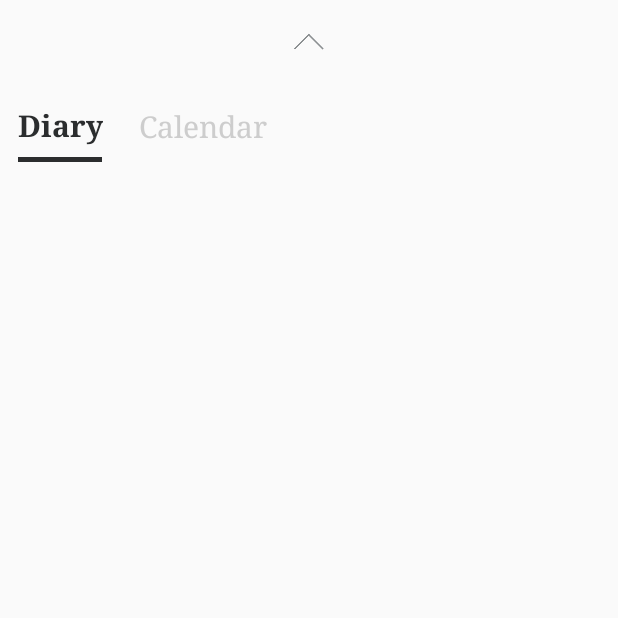
After one commit to Nexters/Groot_Android, an Android app: the DetailBottomFragment screen opened through its navigation route, on a phone screen of 412 x 824 dp, the top half of it. The commit adds this screen. Run offline under Robolectric (Android 15) with nearby library versions, the light colour scheme and no system bars; our stand-ins replace Dagger/Hilt's generated code, RxJava, data binding, navigation-ui.

Commit message:
상세 하단뷰 그리기

```diff
--- a/PliaryProject/app/build.gradle
+++ b/PliaryProject/app/build.gradle
@@ -9,7 +9,7 @@ android {
     compileSdkVersion 28
     defaultConfig {
         applicationId "com.nexters.android.pliary"
-        minSdkVersion 21
+        minSdkVersion 23
         targetSdkVersion 28
         versionCode 1
         versionName "1.0"
--- /dev/null
+++ b/PliaryProject/app/src/main/java/com/nexters/android/pliary/view/detail/bottom/DetailBottomFragment.kt
@@ -0,0 +1,91 @@
+package com.nexters.android.pliary.view.detail.bottom
+
+import android.os.Bundle
+import android.view.LayoutInflater
+import android.view.View
+import android.view.ViewGroup
+import android.widget.LinearLayout
+import android.widget.TextView
+import androidx.transition.TransitionInflater
+import com.google.android.material.tabs.TabLayout
+import com.nexters.android.pliary.R
+import com.nexters.android.pliary.base.BaseFragment
+import com.nexters.android.pliary.view.detail.DetailViewModel
+import com.nexters.android.pliary.view.util.ResUtils
+import kotlinx.android.synthetic.main.fragment_detail_bottom.*
+
+class DetailBottomFragment : BaseFragment<DetailViewModel>() {
+
+    companion object{
+        const val TAB_DIARY = 0
+        const val TAB_CALENDAR = 1
+    }
+
+    private var currentTab = TAB_DIARY
+
+
+    override fun getModelClass(): Class<DetailViewModel> = DetailViewModel::class.java
+
+    override fun onCreate(savedInstanceState: Bundle?) {
+        super.onCreate(savedInstanceState)
+    }
+
+    override fun onCreateView(inflater: LayoutInflater, container: ViewGroup?, savedInstanceState: Bundle?): View? {
+        val view = inflater.inflate(R.layout.fragment_detail_bottom, container, false)
+        return view
+    }
+
+    override fun onViewCreated(view: View, savedInstanceState: Bundle?) {
+        super.onViewCreated(view, savedInstanceState)
+
+        initTabView()
+
+    }
+
+    private fun initTabView() {
+        val tabTextList = resources.getStringArray(R.array.detail_tab)
+        tabTextList.forEach {
+            val tabLinear = LayoutInflater.from(context).inflate(R.layout.tab_custom_item, null) as LinearLayout
+            val tabTitle = tabLinear.findViewById<TextView>(R.id.tvTabTitle)
+            tabTitle.text = it
+            tabLayout.apply {
+                addTab(this.newTab().setCustomView(tabLinear))
+            }
+        }
+        tabLayout.getTabAt(0)?.setTabTitleBold(true)
+
+        tabLayout.addOnTabSelectedListener(object : TabLayout.OnTabSelectedListener{
+            override fun onTabReselected(tab: TabLayout.Tab?) {}
+
+            override fun onTabUnselected(tab: TabLayout.Tab?) {
+                tab?.setTabTitleBold(false)
+            }
+
+            override fun onTabSelected(tab: TabLayout.Tab?) {
+
+                currentTab = tab?.position ?: 0
+                tab?.setTabTitleBold(true)
+
+                when(currentTab) {
+                    TAB_DIARY -> {}
+                    TAB_CALENDAR -> {}
+                }
+            }
+
+        })
+    }
+
+    private fun TabLayout.Tab.setTabTitleBold(isSelect: Boolean) {
+        with(this.customView as LinearLayout) {
+            val title = this.findViewById<TextView>(R.id.tvTabTitle)
+            if(isSelect) {
+                title.setTextAppearance(R.style.AndH4SerifBlackCenter20Gray1)
+            } else {
+                title.setTextAppearance(R.style.AndH4SerifRegularLeft20Gray5)
+            }
+        }
+
+    }
+
+
+}
--- a/PliaryProject/app/src/main/res/layout/fragment_log.xml
+++ b/PliaryProject/app/src/main/res/layout/fragment_detail_bottom.xml
@@ -15,7 +15,7 @@
             android:id="@+id/ivArrowUp"
             android:layout_width="wrap_content"
             android:layout_height="wrap_content"
-            android:layout_marginTop="6dp"
+            android:layout_marginTop="20dp"
             android:src="@drawable/arrow_top"
             app:layout_constraintTop_toTopOf="parent"
             app:layout_constraintStart_toStartOf="parent"
@@ -27,10 +27,12 @@
             android:layout_width="0dp"
             android:layout_height="wrap_content"
             android:layout_marginTop="16dp"
+            style="@style/customPaddingTabLayout"
             app:layout_constraintStart_toStartOf="parent"
             app:layout_constraintEnd_toEndOf="parent"
             app:layout_constraintTop_toBottomOf="@id/ivArrowUp"
-            />
+            >
+        </com.google.android.material.tabs.TabLayout>
 
         <FrameLayout
             android:id="@+id/frame"
--- /dev/null
+++ b/PliaryProject/app/src/main/res/layout/tab_custom_item.xml
@@ -0,0 +1,15 @@
+<?xml version="1.0" encoding="utf-8"?>
+<LinearLayout
+    xmlns:android="http://schemas.android.com/apk/res/android"
+    android:layout_width="match_parent"
+    android:layout_height="match_parent">
+
+    <TextView
+        android:id="@+id/tvTabTitle"
+        android:layout_width="match_parent"
+        android:layout_height="match_parent"
+        android:gravity="center"
+        android:text="@string/tab_diary"
+        style="@style/AndH4SerifRegularLeft20Gray5"/>
+
+</LinearLayout>
--- a/PliaryProject/app/src/main/res/navigation/navigation_intro.xml
+++ b/PliaryProject/app/src/main/res/navigation/navigation_intro.xml
@@ -22,6 +22,18 @@
         android:label="AddFragment" />
     <fragment
         android:id="@+id/detailFragment"
-        android:name="com.nexters.android.pliary.view.detail.DetailFragment"
-        android:label="DetailFragment" />
+        android:name="com.nexters.android.pliary.view.detail.top.DetailFragment"
+        android:label="DetailFragment" >
+        <action
+            android:id="@+id/action_detailFragment_to_detailBottomFragment"
+            app:destination="@id/detailBottomFragment" />
+    </fragment>
+    <fragment
+        android:id="@+id/detailBottomFragment"
+        android:name="com.nexters.android.pliary.view.detail.bottom.DetailBottomFragment"
+        android:label="DetailBottomFragment" >
+        <action
+            android:id="@+id/action_detailBottomFragment_to_detailFragment"
+            app:destination="@id/detailFragment" />
+    </fragment>
 </navigation>
--- a/PliaryProject/app/src/main/res/values/array.xml
+++ b/PliaryProject/app/src/main/res/values/array.xml
@@ -12,4 +12,9 @@
         <item>Schefflera</item>
         <item>Your Own</item>
     </array>
+
+    <string-array name="detail_tab">
+        <item>Diary</item>
+        <item>Calendar</item>
+    </string-array>
 </resources>
--- a/PliaryProject/app/src/main/res/values/strings.xml
+++ b/PliaryProject/app/src/main/res/values/strings.xml
@@ -28,4 +28,9 @@
     <string name="add_every_day">일 마다</string>
 
     <string name="add_done">완료</string>
+
+
+    /*detail*/
+    <string name="tab_diary">Diary</string>
+    <string name="tab_calendar">Calendar</string>
 </resources>
--- a/PliaryProject/app/src/main/res/values/styles.xml
+++ b/PliaryProject/app/src/main/res/values/styles.xml
@@ -27,4 +27,21 @@
         <item name="android:calendarViewShown">false</item>
     </style>
 
+    <style name="customPaddingTabLayout" parent="Widget.Design.TabLayout">
+        <item name="tabTextAppearance">@style/customTabTextAppearance</item>
+        <item name="android:paddingLeft">0dp</item>
+        <item name="android:paddingRight">0dp</item>
+        <item name="tabMode">scrollable</item>
+        <item name="tabGravity">fill</item>
+        <item name="tabIndicatorColor">@color/gray1</item>
+        <item name="tabIndicatorHeight">3dp</item>
+        <item name="tabIndicatorFullWidth">false</item>
+    </style>
+    <style name="customTabTextAppearance" parent="TextAppearance.Design.Tab">
+        <item name="android:singleLine">true</item>
+        <item name="android:maxLines">1</item>
+        <item name="tabPaddingStart">0dp</item>
+        <item name="tabPaddingEnd">0dp</item>
+    </style>
+
 </resources>
```
Also changed, not shown: PliaryProject/app/src/main/java/com/nexters/android/pliary/view/detail/top/DetailFragment.kt (renamed from PliaryProject/app/src/main/java/com/nexters/android/pliary/view/detail/DetailFragment.kt, +5 -3 lines), PliaryProject/app/src/main/java/com/nexters/android/pliary/view/main/MainActivityModule.kt (+6 -1 lines), PliaryProject/app/src/main/java/com/nexters/android/pliary/view/util/ResUtils.kt (+14 -0 lines), PliaryProject/app/src/main/res/values/styles-text.xml (+9 -0 lines).
